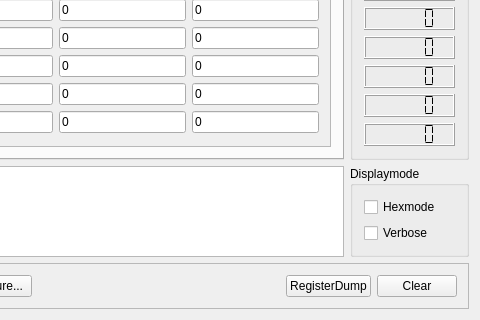
The window that mbspex/gui/qt/PolandGui.ui (gsi-ee/drivers) describes before a commit, drawn with Qt 5; both pictures show x 243 to 723 and y 320 to 640 of the 723 by 640 pixel window.
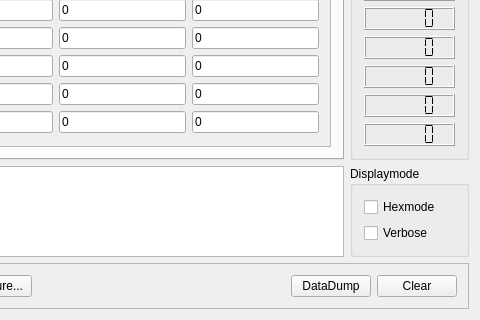
The same window after the commit. The open tabs and pages were chosen to show the change.

Commit message: mbspex poland gui: added input dialog for init chain; some small corrections (button inscription, initial show() call in constructor)

```diff
--- a/mbspex/gui/qt/PolandGui.ui
+++ b/mbspex/gui/qt/PolandGui.ui
@@ -7,7 +7,7 @@
     <x>0</x>
     <y>0</y>
     <width>723</width>
-    <height>595</height>
+    <height>612</height>
    </rect>
   </property>
   <property name="windowTitle">
@@ -1241,7 +1241,7 @@
          <string>&lt;html&gt;&lt;head/&gt;&lt;body&gt;&lt;p&gt;Dump main register contents of selected device&lt;/p&gt;&lt;/body&gt;&lt;/html&gt;</string>
         </property>
         <property name="text">
-         <string>RegisterDump</string>
+         <string>DataDump</string>
         </property>
        </widget>
       </item>
```
Left out of the diff: 6 changed lines with no effect on the pictures. The commit also changes 2 other files.
